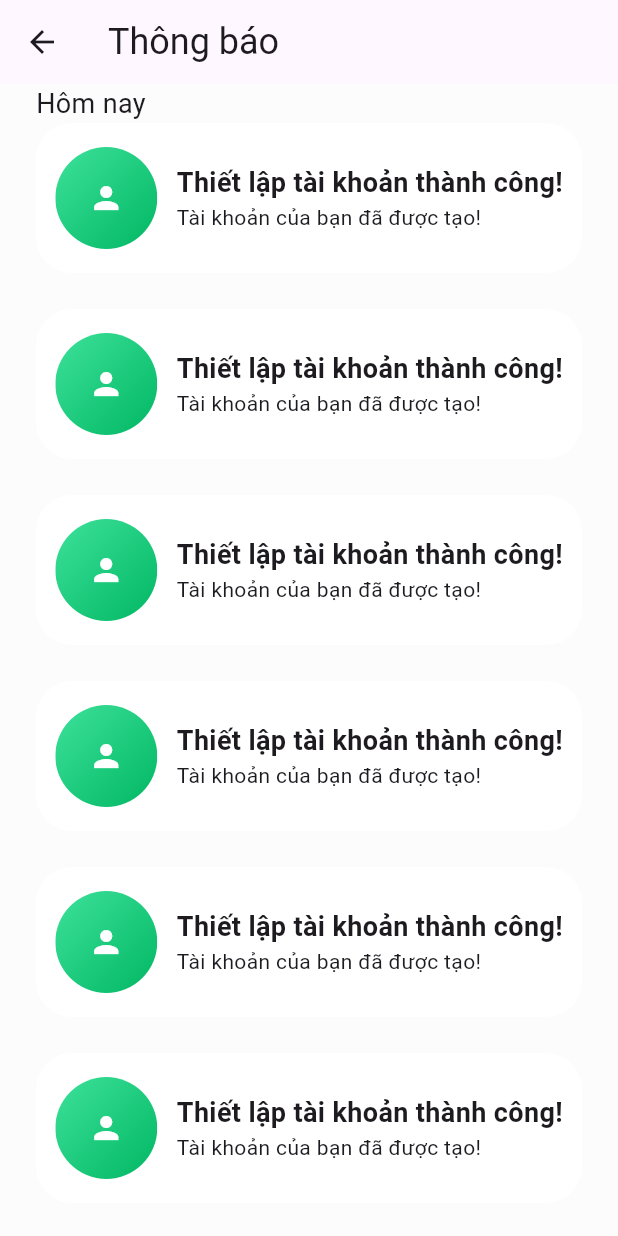
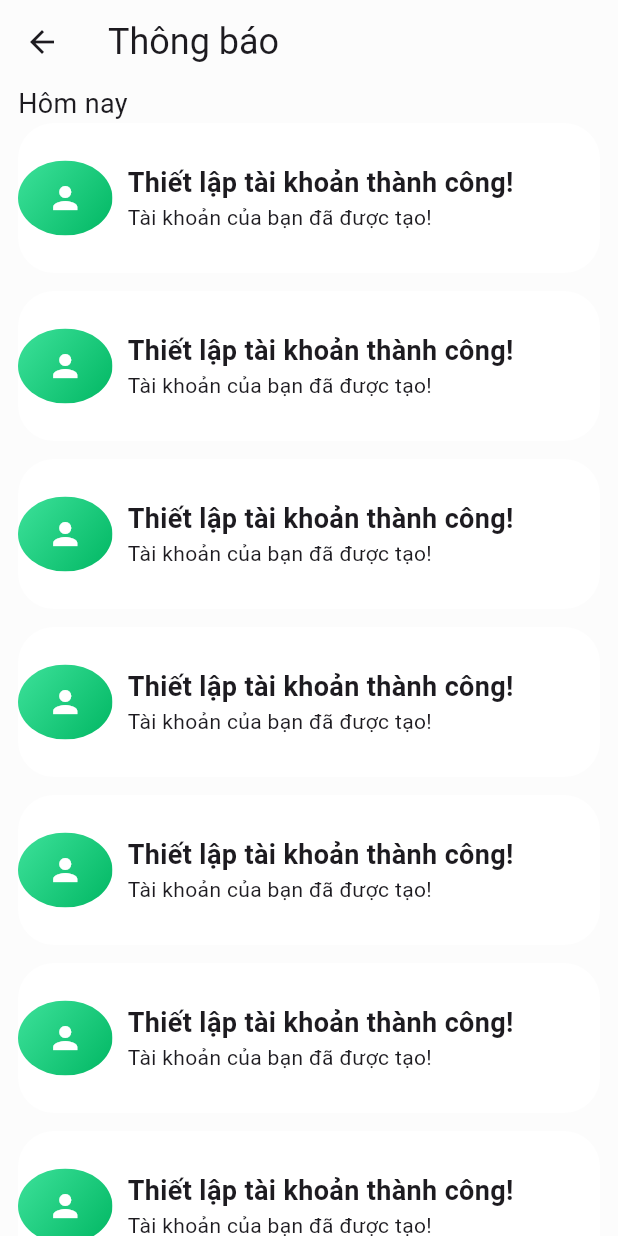
Before and after one commit to doanvanquoc/app_thuong_mai_dien_tu, a Flutter app: the NotificationPage screen opened directly, on a phone screen of 412 x 824 dp. Run offline on Flutter 3.47's test engine with Material 3 defaults, Android fonts, the phone set to English and light mode, and no system bars; our stand-ins replace carousel_slider, smooth_page_indicator; network calls fail.

Commit message:
chinh file

```diff
--- a/lib/main.dart
+++ b/lib/main.dart
@@ -1,4 +1,4 @@
-import 'package:app_thuong_mai_dien_tu/views/search/search_view.dart';
+import 'package:app_thuong_mai_dien_tu/views/rate/rate_view.dart';
 import 'package:flutter/material.dart';
 
 void main() {
@@ -16,7 +16,7 @@ class MyApp extends StatelessWidget {
         colorScheme: ColorScheme.fromSeed(seedColor: Colors.deepPurple),
         useMaterial3: true,
       ),
-      home: const SearchPage(),
+      home: const RatePage(),
       debugShowCheckedModeBanner: false,
     );
   }
--- a/lib/views/notification/notification_view.dart
+++ b/lib/views/notification/notification_view.dart
@@ -30,13 +30,15 @@ class _NotificationPageState extends State<NotificationPage> {
     return Scaffold(
       backgroundColor: const Color.fromARGB(255, 252, 252, 252),
       appBar: AppBar(
+        backgroundColor: Colors.transparent,
+        surfaceTintColor: Colors.transparent,
         title: const Text(
           "Thông báo",
           style: TextStyle(fontSize: 24),
         ),
       ),
       body: Padding(
-        padding: const EdgeInsets.symmetric(horizontal: 24),
+        padding: const EdgeInsets.symmetric(horizontal: 12),
         child: Column(
           mainAxisAlignment: MainAxisAlignment.center,
           crossAxisAlignment: CrossAxisAlignment.start,
--- a/lib/views/notification/widgets/notification_item.dart
+++ b/lib/views/notification/widgets/notification_item.dart
@@ -11,7 +11,7 @@ class _NotificationItemState extends State<NotificationItem> {
   @override
   Widget build(BuildContext context) {
     return Container(
-      margin: const EdgeInsets.only(bottom: 24),
+      margin: const EdgeInsets.only(bottom: 12),
       height: 100,
       width: double.infinity,
       decoration: BoxDecoration(
@@ -21,10 +21,12 @@ class _NotificationItemState extends State<NotificationItem> {
       child: Row(
         mainAxisAlignment: MainAxisAlignment.spaceEvenly,
         children: [
-          ClipOval(
+          Expanded(
+            flex: 1,
+            child: ClipOval(
               child: Container(
-              height: 68,
-              width: 68,
+                height: 50,
+                width: 50,
                 decoration: const BoxDecoration(
                   gradient: LinearGradient(
                     begin: Alignment.topLeft,
@@ -41,7 +43,11 @@ class _NotificationItemState extends State<NotificationItem> {
                 ),
               ),
             ),
-          const Column(
+          ),
+          const SizedBox(width: 10),
+          const Expanded(
+            flex: 5,
+            child: Column(
               mainAxisAlignment: MainAxisAlignment.center,
               crossAxisAlignment: CrossAxisAlignment.start,
               children: [
@@ -54,6 +60,7 @@ class _NotificationItemState extends State<NotificationItem> {
                   style: TextStyle(fontSize: 14),
                 ),
               ],
+            ),
           )
         ],
       ),
--- a/lib/views/rate/rate_view.dart
+++ b/lib/views/rate/rate_view.dart
@@ -28,8 +28,9 @@ class _RatePageState extends State<RatePage> {
   @override
   Widget build(BuildContext context) {
     return Scaffold(
-      backgroundColor: Colors.white,
       appBar: AppBar(
+        backgroundColor: Colors.transparent,
+        surfaceTintColor: Colors.transparent,
         title: const Text(
           "4.9(4,749 đánh giá)",
           style: TextStyle(fontSize: 24, fontWeight: FontWeight.bold),
```
Also changed, not shown: lib/views/product/product_special_view.dart (+6 -7 lines), lib/views/search/search_view.dart (+10 -11 lines). Lines whose indentation alone changed are shown as unchanged.
